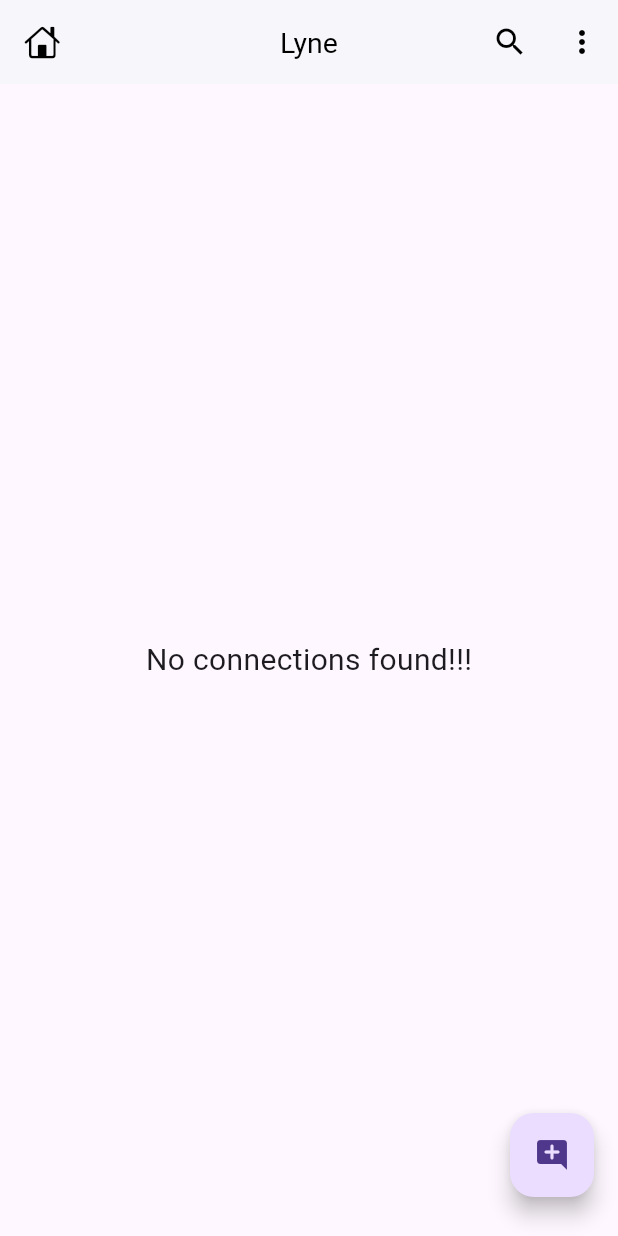
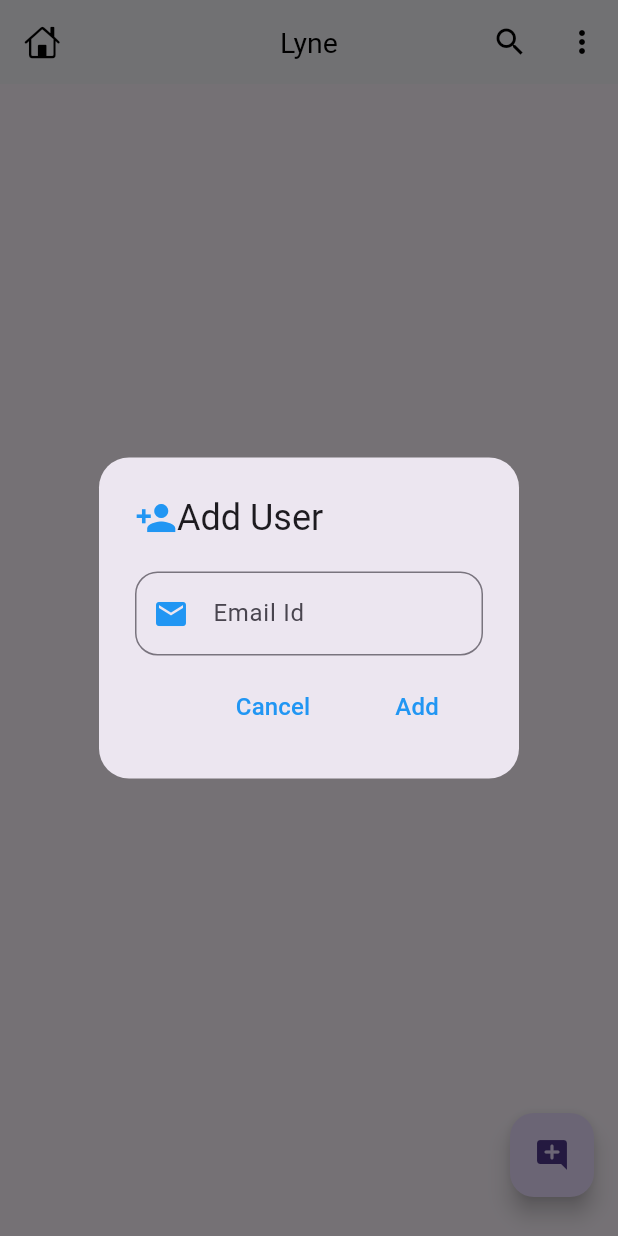
Before and after one commit to Ariwjy/Chat-App-Layn, a Flutter app: the Homescreen screen opened directly, after a tap on the "add comment" icon, on a phone screen of 412 x 824 dp. Run offline on Flutter 3.47's test engine with Material 3 defaults, Android fonts, the phone set to English and light mode, and no system bars; our stand-ins replace cached_network_image, cloud_firestore, emoji_picker_flutter, firebase_auth, firebase_core, firebase_messaging and 4 more; missing offline and left inert: gallery_saver_updated; accounts and stored records are empty.

Commit message:
Membuat fitur untuk menambahkan kontak user ke page home screen chat

```diff
--- a/lib/api/apis.dart
+++ b/lib/api/apis.dart
@@ -37,6 +37,35 @@
   static Future<bool> userExists() async {
     return (await firestore.collection('users').doc(user.uid).get()).exists;
   }
+
+    // for adding an chat user for our conversation
+  static Future<bool> addChatUser(String email) async {
+    final data = await firestore
+        .collection('users')
+        .where('email', isEqualTo: email)
+        .get();
+
+    log('data: ${data.docs}');
+
+    if (data.docs.isNotEmpty && data.docs.first.id != user.uid) {
+      //user exists
+
+      log('user exists: ${data.docs.first.data()}');
+
+      firestore
+          .collection('users')
+          .doc(user.uid)
+          .collection('my_users')
+          .doc(data.docs.first.id)
+          .set({});
+
+      return true;
+    } else {
+      //user doesn't exists
+
+      return false;
+    }
+  }
   // for getting current user info
   static Future<void> getSelfInfo() async {
     await firestore.collection('users').doc(user.uid).get().then((user) async {
@@ -69,11 +98,39 @@
         .set(chatUser.toJson());
   }
 
-  static Stream<QuerySnapshot<Map<String, dynamic>>> getAllUsers() {
+  // for getting id's of known users from firestore database
+  static Stream<QuerySnapshot<Map<String, dynamic>>> getMyUsersId() {
     return firestore
         .collection('users')
-        .where('id', isNotEqualTo: user.uid)
+        .doc(user.uid)
+        .collection('my_users')
         .snapshots();
+  }
+
+  // for getting all users from firestore database
+  static Stream<QuerySnapshot<Map<String, dynamic>>> getAllUsers(
+      List<String> userIds) {
+    log('\nUserIds: $userIds');
+
+    return firestore
+        .collection('users')
+        .where('id',
+            whereIn: userIds.isEmpty
+                ? ['']
+                : userIds) //because empty list throws an error
+        // .where('id', isNotEqualTo: user.uid)
+        .snapshots();
+  }
+
+  // for adding an user to my user when first message is send
+  static Future<void> sendFirstMessage(
+      ChatUser chatUser, String msg, Type type) async {
+    await firestore
+        .collection('users')
+        .doc(chatUser.id)
+        .collection('my_users')
+        .doc(user.uid)
+        .set({}).then((value) => sendMessage(chatUser, msg, type));
   }
 
   static Future<void> updateUserInfo() async {
--- a/lib/screen/chat_screen.dart
+++ b/lib/screen/chat_screen.dart
@@ -274,6 +274,7 @@
               ),
             ),
           ),
+
           //send message button
           MaterialButton(
             onPressed: () {
--- a/lib/screen/homeScreen.dart
+++ b/lib/screen/homeScreen.dart
@@ -10,6 +10,8 @@
 import 'package:flutter/services.dart';
 import 'package:google_sign_in/google_sign_in.dart';
 
+import '../helper/dialogs.dart';
+
 class Homescreen extends StatefulWidget {
   const Homescreen({super.key});
 
@@ -19,9 +21,14 @@
 
 class _HomeScreenState extends State<Homescreen> {
   List<ChatUser> _list = [];
+
+
   final List<ChatUser> _searchList = [];
+
   bool _isSearching = false;
 
+
+@override
   void initState() {
     super.initState();
     APIs.getSelfInfo();
@@ -109,16 +116,15 @@
           floatingActionButton: Padding(
             padding: const EdgeInsets.only(bottom: 10),
             child: FloatingActionButton(
-              onPressed: () async {
-                await APIs.auth.signOut();
-                await GoogleSignIn().signOut();
+              onPressed: () {
+                _addChatUserDialog();
               },
               child: const Icon(Icons.add_comment_rounded),
             ),
           ),
 
             body: StreamBuilder(
-            stream: APIs.getAllUsers(),
+            stream: APIs.getMyUsersId(),
             builder: (context, snapshot) {
               switch (snapshot.connectionState) {
                 //if data is loading
@@ -128,24 +134,39 @@
 
                 case ConnectionState.active:
                 case ConnectionState.done:
+                  final userIds = snapshot.data?.docs.map((e) => e.id).toList() ?? [];
+
+                  return StreamBuilder(
+                    stream: APIs.getAllUsers(userIds),
+                    builder: (context, snapshot) {
+                      switch (snapshot.connectionState) {
+                        //if data is loading
+                        case ConnectionState.waiting:
+                        case ConnectionState.none:
+                         // return const Center(child: CircularProgressIndicator());
+
+                        case ConnectionState.active:
+                        case ConnectionState.done:
                           final data = snapshot.data?.docs;
-                    _list = data?.map((e) => ChatUser.fromJson(e.data())).toList() ?? [];
-
-
-
-                  if(_list.isNotEmpty){
+                          _list = data
+                                  ?.map((e) => ChatUser.fromJson(e.data()))
+                                  .toList() ??
+                              [];
+                          if (_list.isNotEmpty) {
                             return ListView.builder(
                                 itemCount: _isSearching ? _searchList.length : _list.length,
                                 padding: EdgeInsets.only(top: mq.height * .01),
                                 physics: BouncingScrollPhysics(),
                                 itemBuilder: (context, index) {
-                        return  ChatUserCard(
-                          user:
-                           _isSearching ? _searchList[index] : _list[index]);// return Text('Name: ${list[index]}');
+                                  return ChatUserCard(
+                                      user: _isSearching ? _searchList[index] : _list[index]);
                                 });
-                  }else{
-                    return const Center(child: Text ('No connections found!!!', style: TextStyle(fontSize: 20)));
+                          } else {
+                            return const Center(child: Text('No connections found!!!', style: TextStyle(fontSize: 20)));
                           }
+                      }
+                    },
+                  );
               }
             },
           ),
@@ -153,4 +174,73 @@
       ),
     );
   }
+
+   // for adding new chat user
+  void _addChatUserDialog() {
+    String email = '';
+
+    showDialog(
+        context: context,
+        builder: (_) => AlertDialog(
+              contentPadding: const EdgeInsets.only(
+                  left: 24, right: 24, top: 20, bottom: 10),
+
+              shape: RoundedRectangleBorder(
+                  borderRadius: BorderRadius.circular(20)),
+
+              //title
+              title: const Row(
+                children: [
+                  Icon(
+                    Icons.person_add,
+                    color: Colors.blue,
+                    size: 28,
+                  ),
+                  Text('Add User')
+                ],
+              ),
+
+              //content
+              content: TextFormField(
+                maxLines: null,
+                onChanged: (value) => email = value,
+                decoration: InputDecoration(
+                    hintText: 'Email Id',
+                    prefixIcon: const Icon(Icons.email, color: Colors.blue),
+                    border: OutlineInputBorder(
+                        borderRadius: BorderRadius.circular(15))),
+              ),
+
+              //actions
+              actions: [
+                //cancel button
+                MaterialButton(
+                    onPressed: () {
+                      //hide alert dialog
+                      Navigator.pop(context);
+                    },
+                    child: const Text('Cancel',
+                        style: TextStyle(color: Colors.blue, fontSize: 16))),
+
+                //add button
+                MaterialButton(
+                    onPressed: () async {
+                      //hide alert dialog
+                      Navigator.pop(context);
+                      if (email.isNotEmpty) {
+                        await APIs.addChatUser(email).then((value) {
+                          if (!value) {
+                            Dialogs.showSnackBar(
+                                context, 'User does not Exists!');
                           }
+                        });
+                      }
+                    },
+                    child: const Text(
+                      'Add',
+                      style: TextStyle(color: Colors.blue, fontSize: 16),
+                    ))
+              ],
+            ));
+  }
+}
--- a/pubspec.yaml
+++ b/pubspec.yaml
@@ -29,7 +29,6 @@
   emoji_picker_flutter: ^2.2.0
   firebase_messaging: ^15.0.1
   http: ^1.2.1
-  gallery_saver_plus: ^3.0.1
   gallery_saver_updated: ^3.0.0
 
 
```
Lines whose indentation alone changed are shown as unchanged.
